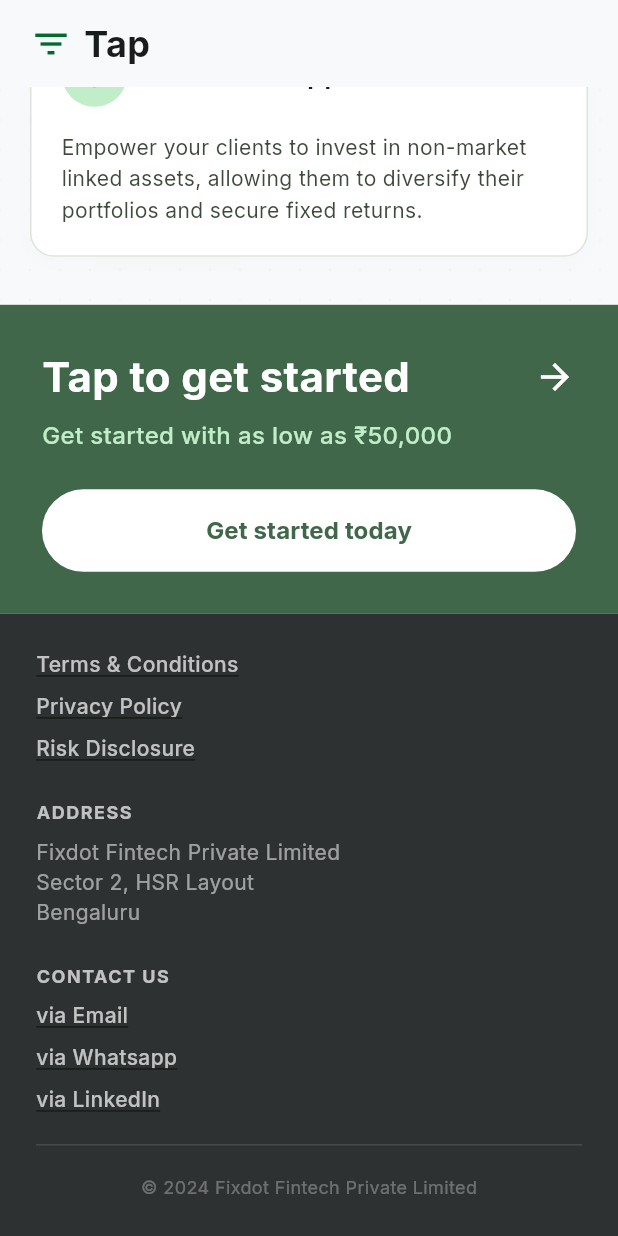
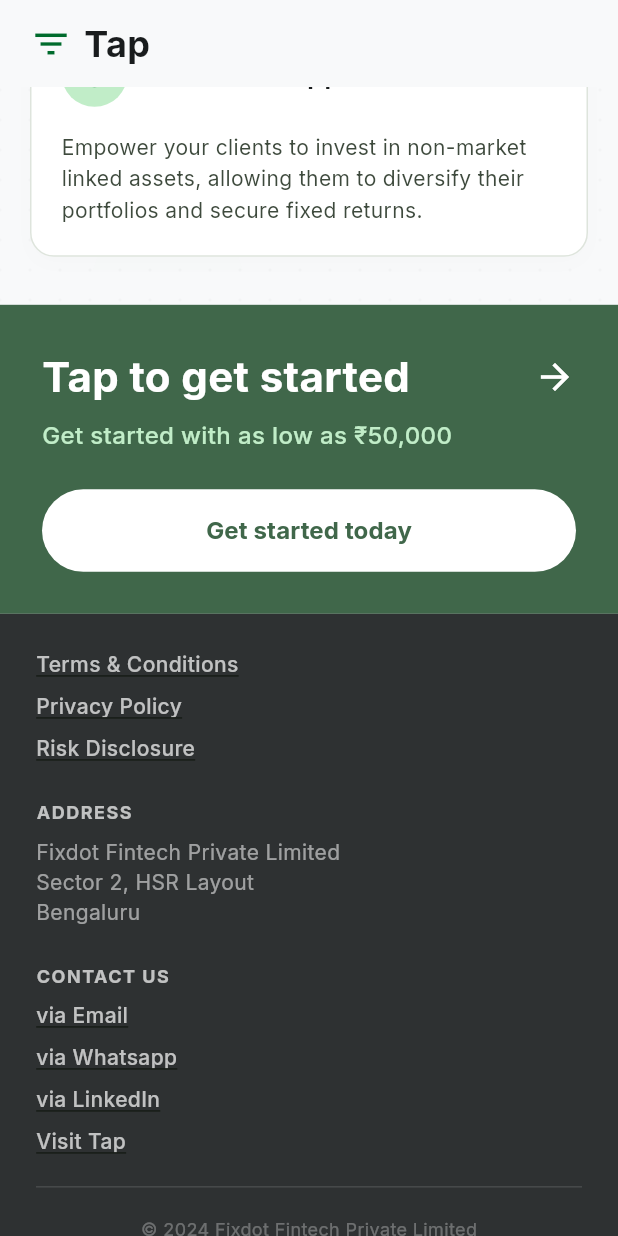
Before and after one commit to NihalDR/Tap-partner-app, a Flutter app: the screen it shows after launch, scrolled down 2841 dp, on a phone screen of 412 x 824 dp. Run offline on Flutter 3.47's test engine with Material 3 defaults, Android fonts, the phone set to English and light mode, and no system bars; our stand-ins replace google_fonts.

Commit message:
feat: Add redirect links to footer using url_launcher

```diff
--- a/lib/screens/home_screen.dart
+++ b/lib/screens/home_screen.dart
@@ -1,6 +1,7 @@
 import 'dart:math' as math;
 import 'package:flutter/material.dart';
 import 'package:google_fonts/google_fonts.dart';
+import 'package:url_launcher/url_launcher.dart';
 import 'login_screen.dart';
 
 class HomeScreen extends StatefulWidget {
@@ -97,9 +98,16 @@
     super.dispose();
   }
 
-  Widget _buildFooterLink(String text) {
+  Future<void> _launchUrl(String urlString) async {
+    final uri = Uri.parse(urlString);
+    if (await canLaunchUrl(uri)) {
+      await launchUrl(uri);
+    }
+  }
+
+  Widget _buildFooterLink(String text, {VoidCallback? onTap}) {
     return InkWell(
-      onTap: () {},
+      onTap: onTap,
       child: Text(
         text,
         style: GoogleFonts.inter(
@@ -566,11 +574,13 @@
                                           ),
                                         ),
                                         const SizedBox(height: 8),
-                                        _buildFooterLink('via Email'),
+                                        _buildFooterLink('via Email', onTap: () => _launchUrl('mailto:support@tapinvest.in')),
                                         const SizedBox(height: 8),
-                                        _buildFooterLink('via Whatsapp'),
+                                        _buildFooterLink('via Whatsapp', onTap: () => _launchUrl('https://api.whatsapp.com/send/?phone=916362667523&text&type=phone_number&app_absent=0')),
                                         const SizedBox(height: 8),
-                                        _buildFooterLink('via LinkedIn'),
+                                        _buildFooterLink('via LinkedIn', onTap: () => _launchUrl('https://www.linkedin.com/company/taphq/')),
+                                        const SizedBox(height: 8),
+                                        _buildFooterLink('Visit Tap', onTap: () => _launchUrl('https://tapinvest.in/')),
                                       ],
                                     ),
                                   ),
--- a/pubspec.yaml
+++ b/pubspec.yaml
@@ -36,6 +36,7 @@
   cupertino_icons: ^1.0.8
   google_fonts: ^8.1.0
   flutter_svg: ^2.3.0
+  url_launcher: ^6.3.0
 
 dev_dependencies:
   flutter_test:
```
Also changed, not shown: pubspec.lock.
